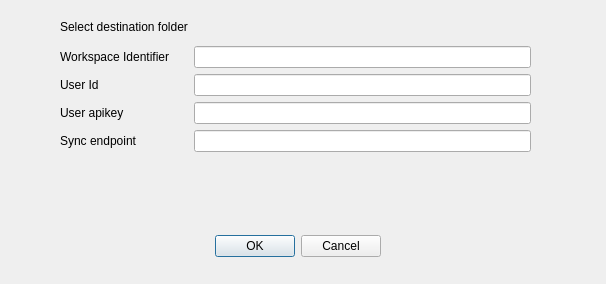
First picture: the form in dialog_conf_sync.ui, repository itacyldev/QGIS-crtchk, before the edit.
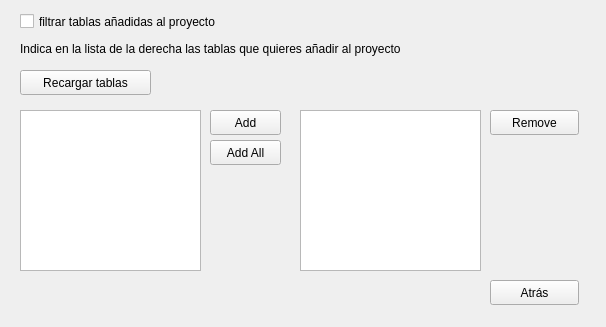
Second picture: the form after the edit. The open tabs and pages were chosen to show the change. Custom widgets are drawn as their Qt base class.

What changed in the file:
```diff
--- a/dialog_conf_sync.ui
+++ b/dialog_conf_sync.ui
@@ -7,34 +7,28 @@
     <x>0</x>
     <y>0</y>
     <width>606</width>
-    <height>284</height>
+    <height>327</height>
    </rect>
   </property>
   <property name="windowTitle">
    <string>CartoDruid Synchronizer</string>
   </property>
-  <widget class="QDialogButtonBox" name="button_box">
+  <widget class="QStackedWidget" name="stackedWidget">
    <property name="geometry">
     <rect>
-     <x>40</x>
-     <y>230</y>
-     <width>341</width>
-     <height>32</height>
+     <x>10</x>
+     <y>10</y>
+     <width>581</width>
+     <height>301</height>
     </rect>
    </property>
-   <property name="orientation">
-    <enum>Qt::Horizontal</enum>
-   </property>
-   <property name="standardButtons">
-    <set>QDialogButtonBox::Cancel|QDialogButtonBox::Ok</set>
-   </property>
-  </widget>
+   <widget class="QWidget" name="wks_conf">
   <widget class="QWidget" name="formLayoutWidget">
    <property name="geometry">
     <rect>
-     <x>60</x>
-     <y>20</y>
-     <width>471</width>
+       <x>50</x>
+       <y>40</y>
+       <width>501</width>
      <height>197</height>
     </rect>
    </property>
@@ -100,6 +94,150 @@
      <widget class="QLineEdit" name="wksId"/>
     </item>
    </layout>
+    </widget>
+    <widget class="QDialogButtonBox" name="button_box">
+     <property name="geometry">
+      <rect>
+       <x>30</x>
+       <y>270</y>
+       <width>341</width>
+       <height>32</height>
+      </rect>
+     </property>
+     <property name="orientation">
+      <enum>Qt::Horizontal</enum>
+     </property>
+     <property name="standardButtons">
+      <set>QDialogButtonBox::Cancel|QDialogButtonBox::Ok</set>
+     </property>
+    </widget>
+    <widget class="QPushButton" name="btn_table_filter">
+     <property name="geometry">
+      <rect>
+       <x>380</x>
+       <y>270</y>
+       <width>89</width>
+       <height>25</height>
+      </rect>
+     </property>
+     <property name="text">
+      <string>Table filter</string>
+     </property>
+    </widget>
+   </widget>
+   <widget class="QWidget" name="table_filter">
+    <widget class="QListWidget" name="lstw_selectionList">
+     <property name="geometry">
+      <rect>
+       <x>290</x>
+       <y>100</y>
+       <width>181</width>
+       <height>161</height>
+      </rect>
+     </property>
+    </widget>
+    <widget class="QPushButton" name="btn_add_all">
+     <property name="geometry">
+      <rect>
+       <x>200</x>
+       <y>130</y>
+       <width>71</width>
+       <height>25</height>
+      </rect>
+     </property>
+     <property name="text">
+      <string>Add All</string>
+     </property>
+    </widget>
+    <widget class="QLabel" name="label_17">
+     <property name="geometry">
+      <rect>
+       <x>10</x>
+       <y>30</y>
+       <width>581</width>
+       <height>17</height>
+      </rect>
+     </property>
+     <property name="text">
+      <string>Indica en la lista de la derecha las tablas que quieres añadir al proyecto</string>
+     </property>
+    </widget>
+    <widget class="QPushButton" name="btn_remove">
+     <property name="geometry">
+      <rect>
+       <x>480</x>
+       <y>100</y>
+       <width>89</width>
+       <height>25</height>
+      </rect>
+     </property>
+     <property name="text">
+      <string>Remove</string>
+     </property>
+    </widget>
+    <widget class="QPushButton" name="btn_add">
+     <property name="geometry">
+      <rect>
+       <x>200</x>
+       <y>100</y>
+       <width>71</width>
+       <height>25</height>
+      </rect>
+     </property>
+     <property name="text">
+      <string>Add</string>
+     </property>
+    </widget>
+    <widget class="QListWidget" name="lstw_tableList">
+     <property name="geometry">
+      <rect>
+       <x>10</x>
+       <y>100</y>
+       <width>181</width>
+       <height>161</height>
+      </rect>
+     </property>
+    </widget>
+    <widget class="QPushButton" name="btn_back">
+     <property name="geometry">
+      <rect>
+       <x>480</x>
+       <y>270</y>
+       <width>89</width>
+       <height>25</height>
+      </rect>
+     </property>
+     <property name="text">
+      <string>Atrás</string>
+     </property>
+    </widget>
+    <widget class="QPushButton" name="btn_reload">
+     <property name="geometry">
+      <rect>
+       <x>10</x>
+       <y>60</y>
+       <width>131</width>
+       <height>25</height>
+      </rect>
+     </property>
+     <property name="text">
+      <string>Recargar tablas</string>
+     </property>
+    </widget>
+    <widget class="QCheckBox" name="chk_apply_filter">
+     <property name="geometry">
+      <rect>
+       <x>10</x>
+       <y>0</y>
+       <width>271</width>
+       <height>23</height>
+      </rect>
+     </property>
+     <property name="text">
+      <string>filtrar tablas añadidas al proyecto</string>
+     </property>
+    </widget>
+   </widget>
   </widget>
  </widget>
  <customwidgets>
```
Lines whose indentation alone changed are shown as unchanged.
